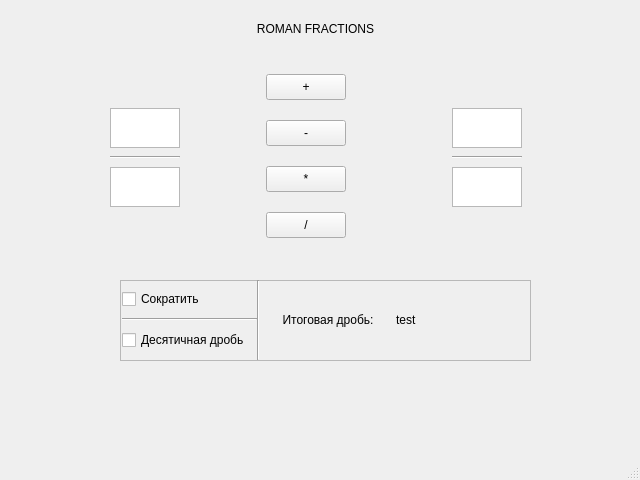
This is src/mainwindow.ui in Tsettaro/roman-fraction as Qt 5 draws it before an edit. The edited form follows.
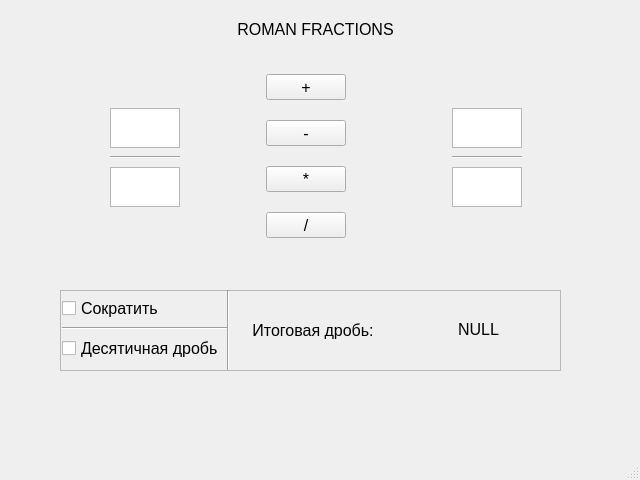
This is the edited form. Icons and pictures are not drawn.

The edit to the form file:
```diff
--- a/src/mainwindow.ui
+++ b/src/mainwindow.ui
@@ -28,6 +28,11 @@
     <height>480</height>
    </size>
   </property>
+  <property name="font">
+   <font>
+    <pointsize>12</pointsize>
+   </font>
+  </property>
   <property name="windowTitle">
    <string>ROMFRAC</string>
   </property>
@@ -175,6 +180,12 @@
            <height>26</height>
           </size>
          </property>
+         <property name="font">
+          <font>
+           <pointsize>12</pointsize>
+           <bold>false</bold>
+          </font>
+         </property>
          <property name="text">
           <string>+</string>
          </property>
@@ -353,9 +364,9 @@
    <widget class="QFrame" name="frame">
     <property name="geometry">
      <rect>
-      <x>120</x>
-      <y>280</y>
-      <width>411</width>
+      <x>60</x>
+      <y>290</y>
+      <width>501</width>
       <height>81</height>
      </rect>
     </property>
@@ -370,7 +381,7 @@
       <rect>
        <x>0</x>
        <y>0</y>
-       <width>411</width>
+       <width>501</width>
        <height>80</height>
       </rect>
      </property>
@@ -428,11 +439,23 @@
       </item>
       <item>
        <widget class="QLabel" name="label_3">
+        <property name="font">
+         <font>
+          <pointsize>12</pointsize>
+         </font>
+        </property>
         <property name="text">
-         <string>test</string>
+         <string>&lt;!DOCTYPE HTML PUBLIC &quot;-//W3C//DTD HTML 4.0//EN&quot; &quot;http://www.w3.org/TR/REC-html40/strict.dtd&quot;&gt;
+&lt;html&gt;&lt;head&gt;&lt;meta name=&quot;qrichtext&quot; content=&quot;1&quot; /&gt;&lt;meta charset=&quot;utf-8&quot; /&gt;&lt;style type=&quot;text/css&quot;&gt;
+p, li { white-space: pre-wrap; }
+hr { height: 1px; border-width: 0; }
+li.unchecked::marker { content: &quot;\2610&quot;; }
+li.checked::marker { content: &quot;\2612&quot;; }
+&lt;/style&gt;&lt;/head&gt;&lt;body style=&quot; font-family:'Segoe UI'; font-size:9pt; font-weight:400; font-style:normal;&quot;&gt;
+&lt;p align=&quot;center&quot; style=&quot; margin-top:12px; margin-bottom:12px; margin-left:0px; margin-right:0px; -qt-block-indent:0; text-indent:0px;&quot;&gt;&lt;span style=&quot; font-size:12pt;&quot;&gt;NULL&lt;/span&gt;&lt;/p&gt;&lt;/body&gt;&lt;/html&gt;</string>
         </property>
         <property name="alignment">
-         <set>Qt::AlignLeading|Qt::AlignLeft|Qt::AlignVCenter</set>
+         <set>Qt::AlignCenter</set>
         </property>
         <property name="margin">
          <number>5</number>
```
Left out of the diff: 18 changed lines with no effect on the pictures.
